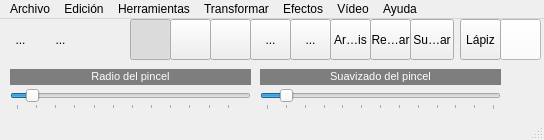
Above: mainwindow.ui from Daniumy/QFotoPaint4 before the change. Below: the same form after it.
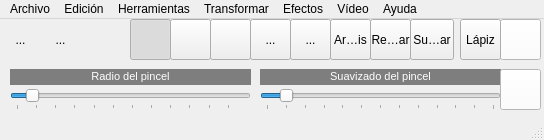
That is the form after the change. Icons and pictures are not drawn.

```diff
--- a/mainwindow.ui
+++ b/mainwindow.ui
@@ -441,6 +441,22 @@
      <bool>true</bool>
     </property>
    </widget>
+   <widget class="QPushButton" name="pushButton_2">
+    <property name="geometry">
+     <rect>
+      <x>500</x>
+      <y>50</y>
+      <width>41</width>
+      <height>41</height>
+     </rect>
+    </property>
+    <property name="styleSheet">
+     <string notr="true">background-color: rgb(255, 255, 255);</string>
+    </property>
+    <property name="text">
+     <string/>
+    </property>
+   </widget>
   </widget>
   <widget class="QMenuBar" name="menuBar">
    <property name="geometry">
```
